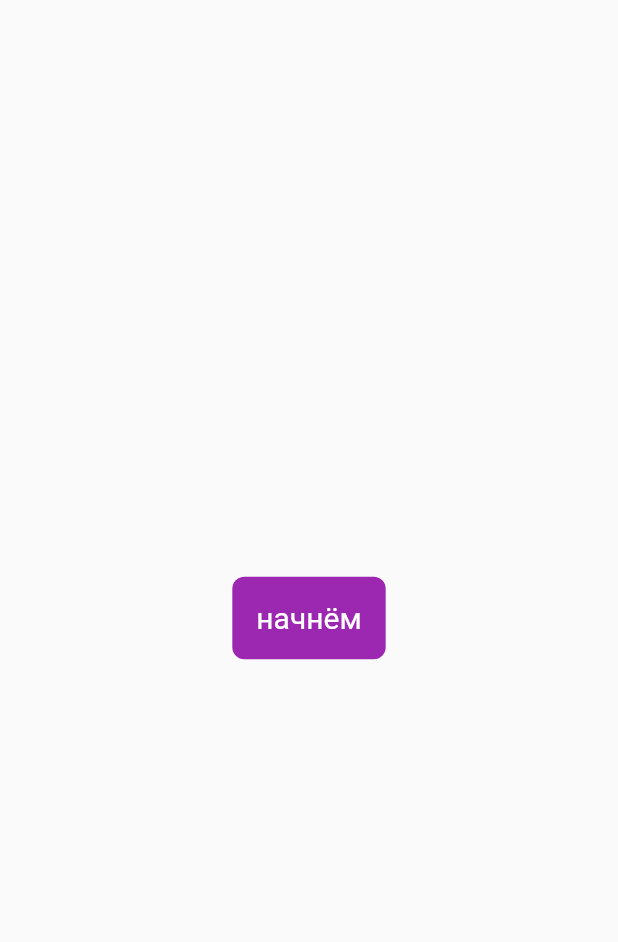
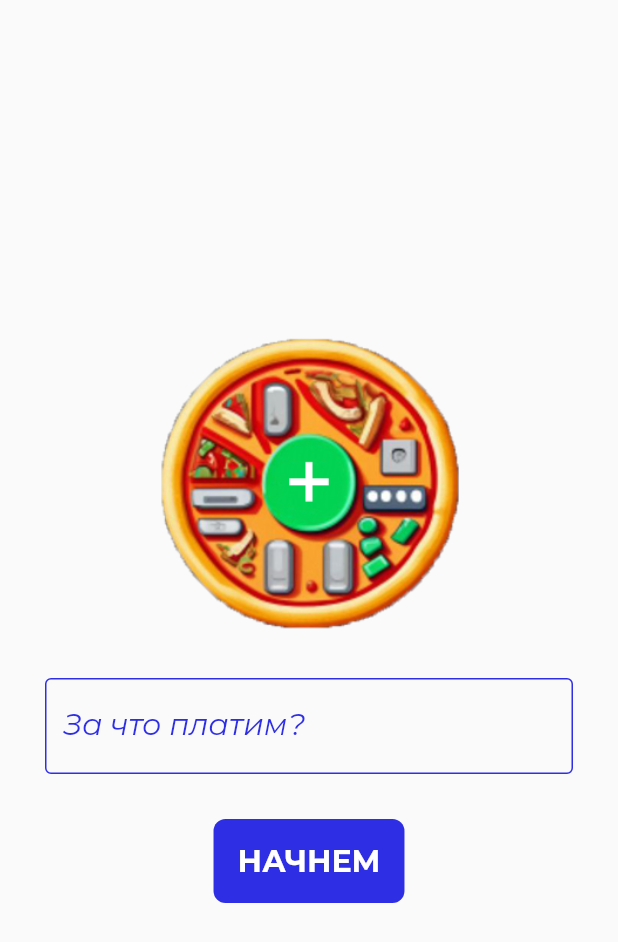
Before and after one commit to DenJamIN/hungry_calculator_webview, a Flutter app: the screen it shows after launch, on a phone screen of 412 x 824 dp. Shown: the top 942 px of the screen. Run offline on Flutter 3.47's test engine with Material 2 defaults, Android fonts, the phone set to English and light mode, and no system bars; our stand-ins replace easy_stepper, image_picker, intl_phone_field, share_plus, tuple; missing offline and left inert: rounded_expansion_tile.

Commit message:
update UI

```diff
--- /dev/null
+++ b/lib/common.dart
@@ -0,0 +1,3 @@
+import 'package:flutter/material.dart';
+
+Color colorBased = const Color.fromRGBO(46, 46, 229, 100);
--- a/lib/pages/greetings_page.dart
+++ b/lib/pages/greetings_page.dart
@@ -1,4 +1,5 @@
 import 'package:flutter/material.dart';
+import 'package:hungry_calculator/common.dart';
 import 'package:hungry_calculator/pages/stepper_page.dart';
 
 class GreetingsPage extends StatefulWidget {
@@ -9,6 +10,8 @@ class GreetingsPage extends StatefulWidget {
 }
 
 class _GreetingsPage extends State<GreetingsPage> {
+  String event = '';
+
   @override
   Widget build(BuildContext context) {
     return Scaffold(
@@ -25,24 +28,55 @@ class _GreetingsPage extends State<GreetingsPage> {
     return Column(
       mainAxisAlignment: MainAxisAlignment.center,
       children: [
-        // const SizedBox(
-        //   height: 100,
-        //   width: 100,
-        //   child: Image(
-        //     image: AssetImage('assets/logo.png'),
-        //   ),
-        // ),
+        const SizedBox(
+          height: 200,
+          width: 200,
+          child: Image(
+            image: AssetImage('assets/images/logo.png'),
+           ),
+        ),
+        Padding(
+          padding: const EdgeInsets.all(30.0),
+          child: TextField(
+            style: TextStyle(
+              fontFamily: 'Montserrat',
+              color: colorBased,
+              fontStyle: FontStyle.italic,
+              fontSize: 20
+            ),
+            decoration: InputDecoration(
+              labelText: 'За что платим?',
+              labelStyle: TextStyle(
+                fontFamily: 'Montserrat',
+                color: colorBased,
+                fontSize: 20,
+                fontStyle: FontStyle.italic
+              ),
+              enabledBorder: const OutlineInputBorder(
+                borderSide: BorderSide(color: Color.fromRGBO(46, 46, 229, 100)),
+              ),
+              focusedBorder: const OutlineInputBorder(
+                borderSide: BorderSide(color: Color.fromRGBO(46, 46, 229, 100)),
+              ),
+            ),
+            onChanged: (text) => setState(() {
+              event = text;
+            }),
+          ),
+        ),
         Container(
           decoration: BoxDecoration(
-            color: Colors.purple,
+            color: colorBased,
             borderRadius: BorderRadius.circular(8.0),
           ),
           padding: const EdgeInsets.all(16.0),
           child: const Text(
-            'начнём',
+            'НАЧНЕМ',
             style: TextStyle(
+              fontFamily: 'Montserrat',
               color: Colors.white,
               fontSize: 20.0,
+              fontWeight: FontWeight.bold
             ),
           ),
         )
@@ -55,7 +89,7 @@ class _GreetingsPage extends State<GreetingsPage> {
       context,
       PageRouteBuilder(
         pageBuilder: (context, animation, secondaryAnimation) {
-          return const StepperPage();
+          return StepperPage(event: event.trim().toLowerCase());
         },
         transitionsBuilder: (context, animation, secondaryAnimation, child) {
           const begin = Offset(1.0, 0.0);
--- a/lib/pages/stepper_page.dart
+++ b/lib/pages/stepper_page.dart
@@ -9,7 +9,8 @@ import '../widget/confirm_receipts_widget.dart';
 import '../widget/split_widget.dart';
 
 class StepperPage extends StatefulWidget {
-  const StepperPage({Key? key}) : super(key: key);
+  final String event;
+  const StepperPage({Key? key, required this.event}) : super(key: key);
 
   @override
   State<StepperPage> createState() => _StepperPageState();
@@ -208,7 +209,7 @@ class _StepperPageState extends State<StepperPage> {
   }
 
   Widget phoneAndSend(){
-    return PhoneWidget(receipts: receipts, items: items_cop,);
+    return SizedBox(width: 400, height: 500, child: PhoneWidget(receipts: receipts, items: items_cop, event: widget.event));
   }
 }
 
--- a/lib/widget/group_widget.dart
+++ b/lib/widget/group_widget.dart
@@ -54,6 +54,7 @@ class _GroupWidgetState extends State<GroupWidget> {
       setState(() {
         widget.groups.add(textController.text.trim());
         textController.clear();
+        textController.text = '';
       });
     }
   }
--- a/pubspec.yaml
+++ b/pubspec.yaml
@@ -18,6 +18,7 @@ dependencies:
   rounded_expansion_tile: ^0.0.13
   intl_phone_field: ^3.2.0
   tuple: ^2.0.2
+  share_plus: ^7.2.1
 
 dev_dependencies:
   flutter_test:
@@ -27,6 +28,9 @@ dev_dependencies:
 flutter:
   uses-material-design: true
 
+  assets:
+    - assets/images/logo.png
+
   fonts:
     - family: Montserrat
       fonts:
```
Also changed, not shown: lib/widget/phone_widget.dart (+51 -13 lines), lib/widget/split_widget.dart (+38 -7 lines), assets/image/logo.png (deleted), assets/images/logo.png (added), pubspec.lock, 6 other files.
